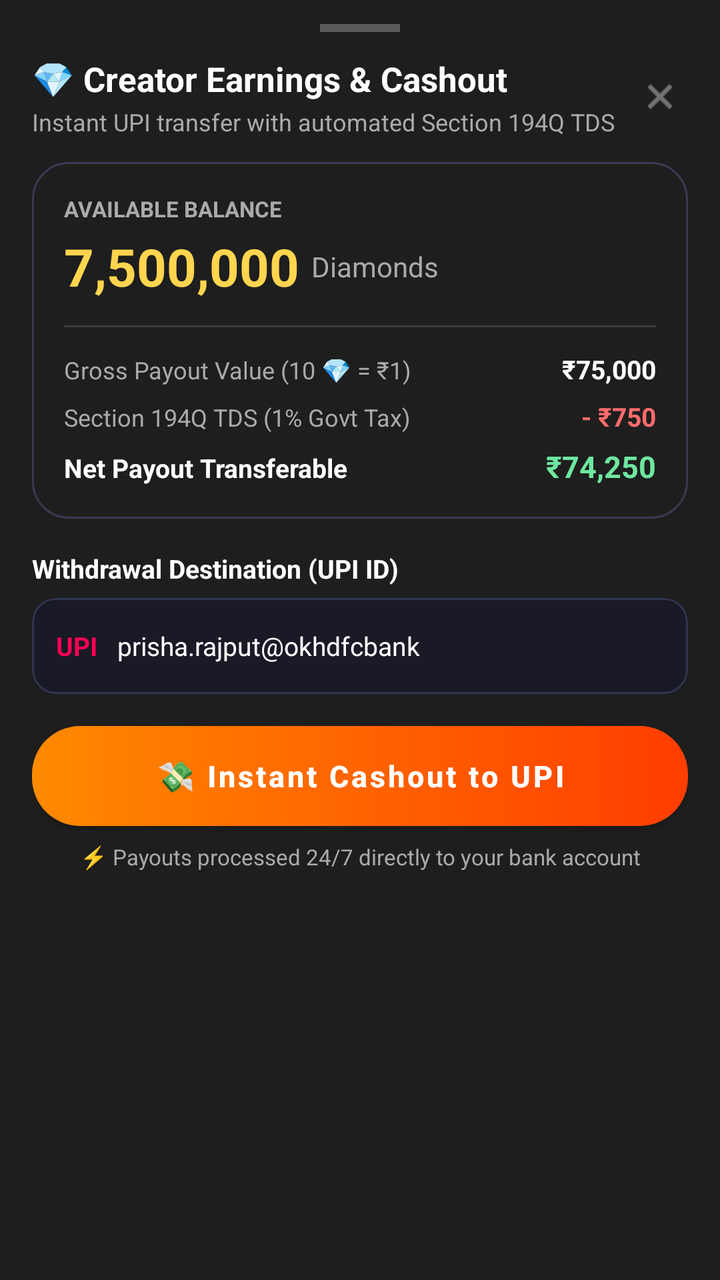
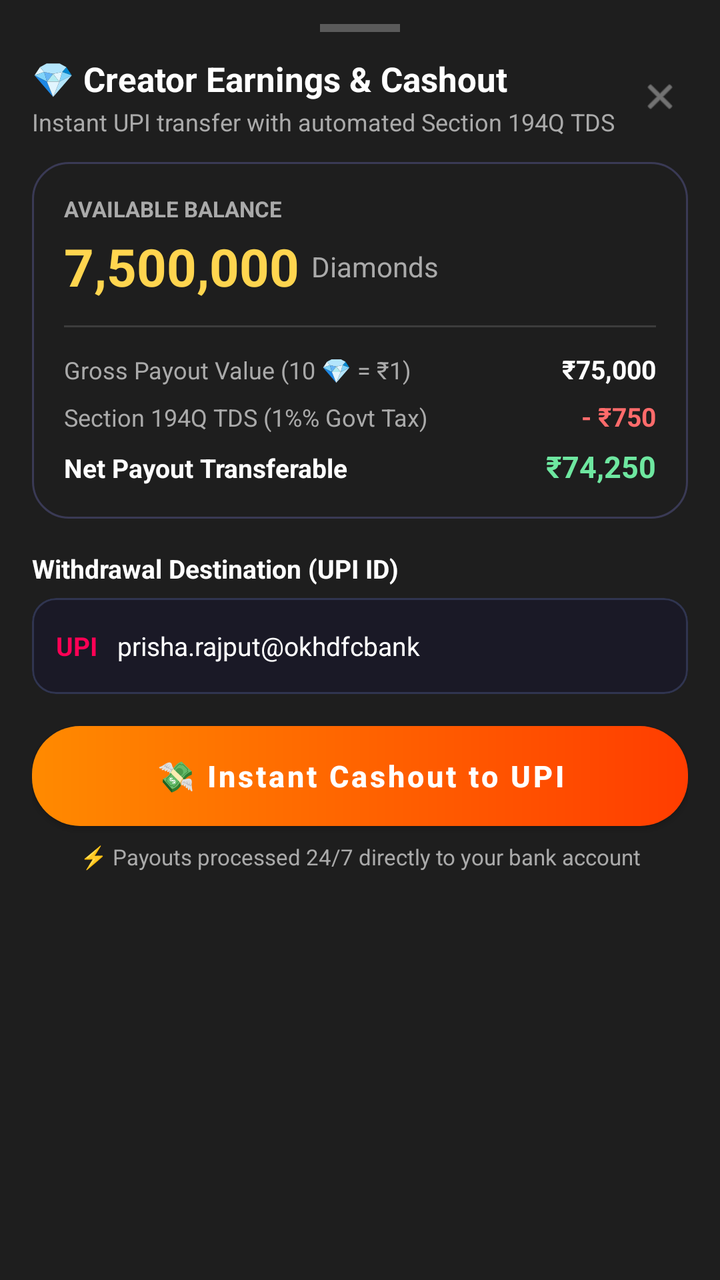

Screens rendered from an Android XML layout before and after an edit, with the pre-edit source and the edit as a unified diff.
<!-- AndroidManifest.xml: application theme Theme.UnrealStar -->
<!-- res/layout/sheet_earnings.xml -->
<?xml version="1.0" encoding="utf-8"?>
<LinearLayout xmlns:android="http://schemas.android.com/apk/res/android"
    xmlns:app="http://schemas.android.com/apk/res-auto"
    xmlns:tools="http://schemas.android.com/tools"
    android:layout_width="match_parent"
    android:layout_height="wrap_content"
    android:background="@color/surface_dark"
    android:orientation="vertical"
    android:paddingStart="16dp"
    android:paddingTop="12dp"
    android:paddingEnd="16dp"
    android:paddingBottom="24dp">

    
    <View
        android:layout_width="40dp"
        android:layout_height="4dp"
        android:layout_gravity="center_horizontal"
        android:layout_marginBottom="12dp"
        android:background="#44FFFFFF" />

    
    <RelativeLayout
        android:layout_width="match_parent"
        android:layout_height="wrap_content"
        android:layout_marginBottom="12dp">

        <LinearLayout
            android:layout_width="wrap_content"
            android:layout_height="wrap_content"
            android:layout_alignParentStart="true"
            android:layout_toStartOf="@id/btnCloseEarnings"
            android:orientation="vertical">

            <TextView
                android:layout_width="wrap_content"
                android:layout_height="wrap_content"
                android:text="💎 Creator Earnings &amp; Cashout"
                android:textColor="@color/text_white"
                android:textSize="17sp"
                android:textStyle="bold" />

            <TextView
                android:layout_width="wrap_content"
                android:layout_height="wrap_content"
                android:layout_marginTop="2dp"
                android:text="Instant UPI transfer with automated Section 194Q TDS"
                android:textColor="@color/text_muted"
                android:textSize="12sp" />
        </LinearLayout>

        <ImageView
            android:id="@+id/btnCloseEarnings"
            android:layout_width="28dp"
            android:layout_height="28dp"
            android:layout_alignParentEnd="true"
            android:layout_centerVertical="true"
            android:background="?attr/selectableItemBackgroundBorderless"
            android:contentDescription="Close"
            android:padding="4dp"
            android:src="@android:drawable/ic_menu_close_clear_cancel"
            app:tint="@color/text_muted" />
    </RelativeLayout>

    
    <LinearLayout
        android:layout_width="match_parent"
        android:layout_height="wrap_content"
        android:background="@drawable/bg_me_pill_outline"
        android:orientation="vertical"
        android:padding="16dp">

        <TextView
            android:layout_width="wrap_content"
            android:layout_height="wrap_content"
            android:text="AVAILABLE BALANCE"
            android:textColor="@color/text_muted"
            android:textSize="11sp"
            android:textStyle="bold" />

        <LinearLayout
            android:layout_width="match_parent"
            android:layout_height="wrap_content"
            android:layout_marginTop="4dp"
            android:gravity="center_vertical"
            android:orientation="horizontal">

            <TextView
                android:id="@+id/tvEarningsDiamonds"
                android:layout_width="wrap_content"
                android:layout_height="wrap_content"
                android:text="7,500,000"
                android:textColor="@color/level_gold"
                android:textSize="26sp"
                android:textStyle="bold" />

            <TextView
                android:layout_width="wrap_content"
                android:layout_height="wrap_content"
                android:layout_marginStart="6dp"
                android:text="Diamonds"
                android:textColor="@color/text_muted"
                android:textSize="14sp" />
        </LinearLayout>

        <View
            android:layout_width="match_parent"
            android:layout_height="1dp"
            android:layout_marginVertical="12dp"
            android:background="#22FFFFFF" />

        
        <LinearLayout
            android:layout_width="match_parent"
            android:layout_height="wrap_content"
            android:orientation="horizontal">

            <TextView
                android:layout_width="0dp"
                android:layout_height="wrap_content"
                android:layout_weight="1"
                android:text="Gross Payout Value (10 💎 = ₹1)"
                android:textColor="@color/text_muted"
                android:textSize="12sp" />

            <TextView
                android:id="@+id/tvGrossInr"
                android:layout_width="wrap_content"
                android:layout_height="wrap_content"
                android:text="₹75,000"
                android:textColor="@color/text_white"
                android:textSize="13sp"
                android:textStyle="bold" />
        </LinearLayout>

        <LinearLayout
            android:layout_width="match_parent"
            android:layout_height="wrap_content"
            android:layout_marginTop="6dp"
            android:orientation="horizontal">

            <TextView
                android:layout_width="0dp"
                android:layout_height="wrap_content"
                android:layout_weight="1"
                android:text="Section 194Q TDS (1% Govt Tax)"
                android:textColor="@color/text_muted"
                android:textSize="12sp" />

            <TextView
                android:id="@+id/tvTdsInr"
                android:layout_width="wrap_content"
                android:layout_height="wrap_content"
                android:text="- ₹750"
                android:textColor="#FF6B6B"
                android:textSize="13sp"
                android:textStyle="bold" />
        </LinearLayout>

        <LinearLayout
            android:layout_width="match_parent"
            android:layout_height="wrap_content"
            android:layout_marginTop="6dp"
            android:orientation="horizontal">

            <TextView
                android:layout_width="0dp"
                android:layout_height="wrap_content"
                android:layout_weight="1"
                android:text="Net Payout Transferable"
                android:textColor="@color/text_white"
                android:textSize="13sp"
                android:textStyle="bold" />

            <TextView
                android:id="@+id/tvNetPayoutInr"
                android:layout_width="wrap_content"
                android:layout_height="wrap_content"
                android:text="₹74,250"
                android:textColor="@color/disclaimer_green"
                android:textSize="15sp"
                android:textStyle="bold" />
        </LinearLayout>
    </LinearLayout>

    
    <TextView
        android:layout_width="wrap_content"
        android:layout_height="wrap_content"
        android:layout_marginTop="16dp"
        android:layout_marginBottom="6dp"
        android:text="Withdrawal Destination (UPI ID)"
        android:textColor="@color/text_white"
        android:textSize="13sp"
        android:textStyle="bold" />

    <com.google.android.material.card.MaterialCardView
        android:layout_width="match_parent"
        android:layout_height="wrap_content"
        app:cardBackgroundColor="#1A1926"
        app:cardCornerRadius="12dp"
        app:cardElevation="0dp"
        app:strokeColor="#303550"
        app:strokeWidth="1dp">

        <LinearLayout
            android:layout_width="match_parent"
            android:layout_height="wrap_content"
            android:gravity="center_vertical"
            android:orientation="horizontal"
            android:paddingStart="12dp"
            android:paddingEnd="12dp">

            <TextView
                android:layout_width="wrap_content"
                android:layout_height="wrap_content"
                android:text="UPI"
                android:textColor="@color/primary"
                android:textSize="13sp"
                android:textStyle="bold" />

            <EditText
                android:id="@+id/etUpiAddress"
                android:layout_width="match_parent"
                android:layout_height="48dp"
                android:layout_marginStart="10dp"
                android:background="@null"
                android:hint="e.g. prisha@okhdfcbank"
                android:inputType="textEmailAddress"
                android:singleLine="true"
                android:text="prisha.rajput@okhdfcbank"
                android:textColor="@color/text_white"
                android:textColorHint="@color/text_muted"
                android:textSize="13sp" />
        </LinearLayout>
    </com.google.android.material.card.MaterialCardView>

    
    <com.google.android.material.button.MaterialButton
        android:id="@+id/btnWithdrawUpi"
        android:layout_width="match_parent"
        android:layout_height="50dp"
        android:layout_marginTop="16dp"
        android:background="@drawable/bg_btn_gradient_orange"
        android:text="💸 Instant Cashout to UPI"
        android:textAllCaps="false"
        android:textColor="@color/text_white"
        android:textSize="15sp"
        android:textStyle="bold"
        app:backgroundTint="@null" />

    <TextView
        android:id="@+id/tvPayoutStatusMsg"
        android:layout_width="match_parent"
        android:layout_height="wrap_content"
        android:layout_marginTop="8dp"
        android:gravity="center"
        android:text="⚡ Payouts processed 24/7 directly to your bank account"
        android:textColor="@color/text_muted"
        android:textSize="11sp" />

</LinearLayout>
<!-- resources referenced by this layout -->
<resources>
  <color name="disclaimer_green">#6EE7A0</color>
  <color name="level_gold">#FFD54F</color>
  <color name="primary">#FF0055</color>
  <color name="surface_dark">#1E1E1E</color>
  <color name="text_muted">#AAAAAA</color>
  <color name="text_white">#FFFFFF</color>
  <!-- drawable bg_btn_gradient_orange (drawable) -->
  <?xml version="1.0" encoding="utf-8"?>
  <shape xmlns:android="http://schemas.android.com/apk/res/android"
      android:shape="rectangle">
      <gradient
          android:angle="0"
          android:startColor="#FF8A00"
          android:endColor="#FF3D00"
          android:type="linear" />
      <corners android:radius="24dp" />
  </shape>
  <!-- drawable bg_me_pill_outline (drawable) -->
  <shape xmlns:android="http://schemas.android.com/apk/res/android" android:shape="rectangle">
      <solid android:color="#00000000"/>
      <stroke android:width="1dp" android:color="#3A3A55"/>
      <corners android:radius="18dp"/>
  </shape>
  <style name="Theme.UnrealStar" parent="Theme.MaterialComponents.DayNight.NoActionBar">
          <item name="colorPrimary">@color/primary</item>
          <item name="colorPrimaryVariant">@color/primary_variant</item>
          <item name="colorSecondary">@color/secondary</item>
          <item name="android:statusBarColor">@color/background_dark</item>
          <item name="android:navigationBarColor">@color/background_dark</item>
      </style>
  <color name="primary_variant">#D60047</color>
  <color name="secondary">#FFD700</color>
  <color name="background_dark">#121212</color>
</resources>

<!-- the commit's change to res/layout/sheet_earnings.xml (unified diff, before → after) -->
@@ -35,7 +35,7 @@
             <TextView
                 android:layout_width="wrap_content"
                 android:layout_height="wrap_content"
-                android:text="💎 Creator Earnings &amp; Cashout"
+                android:text="@string/creator_earnings_cashout"
                 android:textColor="@color/text_white"
                 android:textSize="17sp"
                 android:textStyle="bold" />
@@ -44,7 +44,7 @@
                 android:layout_width="wrap_content"
                 android:layout_height="wrap_content"
                 android:layout_marginTop="2dp"
-                android:text="Instant UPI transfer with automated Section 194Q TDS"
+                android:text="@string/instant_upi_transfer_with_automated"
                 android:textColor="@color/text_muted"
                 android:textSize="12sp" />
         </LinearLayout>
@@ -56,7 +56,7 @@
             android:layout_alignParentEnd="true"
             android:layout_centerVertical="true"
             android:background="?attr/selectableItemBackgroundBorderless"
-            android:contentDescription="Close"
+            android:contentDescription="@string/desc_close"
             android:padding="4dp"
             android:src="@android:drawable/ic_menu_close_clear_cancel"
             app:tint="@color/text_muted" />
@@ -73,7 +73,7 @@
         <TextView
             android:layout_width="wrap_content"
             android:layout_height="wrap_content"
-            android:text="AVAILABLE BALANCE"
+            android:text="@string/available_balance"
             android:textColor="@color/text_muted"
             android:textSize="11sp"
             android:textStyle="bold" />
@@ -89,7 +89,7 @@
                 android:id="@+id/tvEarningsDiamonds"
                 android:layout_width="wrap_content"
                 android:layout_height="wrap_content"
-                android:text="7,500,000"
+                android:text="@string/earnings_diamonds"
                 android:textColor="@color/level_gold"
                 android:textSize="26sp"
                 android:textStyle="bold" />
@@ -98,7 +98,7 @@
                 android:layout_width="wrap_content"
                 android:layout_height="wrap_content"
                 android:layout_marginStart="6dp"
-                android:text="Diamonds"
+                android:text="@string/me_diamonds"
                 android:textColor="@color/text_muted"
                 android:textSize="14sp" />
         </LinearLayout>
@@ -119,7 +119,7 @@
                 android:layout_width="0dp"
                 android:layout_height="wrap_content"
                 android:layout_weight="1"
-                android:text="Gross Payout Value (10 💎 = ₹1)"
+                android:text="@string/gross_payout_value_10_1"
                 android:textColor="@color/text_muted"
                 android:textSize="12sp" />
 
@@ -127,7 +127,7 @@
                 android:id="@+id/tvGrossInr"
                 android:layout_width="wrap_content"
                 android:layout_height="wrap_content"
-                android:text="₹75,000"
+                android:text="@string/gross_inr"
                 android:textColor="@color/text_white"
                 android:textSize="13sp"
                 android:textStyle="bold" />
@@ -143,7 +143,7 @@
                 android:layout_width="0dp"
                 android:layout_height="wrap_content"
                 android:layout_weight="1"
-                android:text="Section 194Q TDS (1% Govt Tax)"
+                android:text="@string/section_194_q_tds_1_govt"
                 android:textColor="@color/text_muted"
                 android:textSize="12sp" />
 
@@ -151,7 +151,7 @@
                 android:id="@+id/tvTdsInr"
                 android:layout_width="wrap_content"
                 android:layout_height="wrap_content"
-                android:text="- ₹750"
+                android:text="@string/tds_inr"
                 android:textColor="#FF6B6B"
                 android:textSize="13sp"
                 android:textStyle="bold" />
@@ -167,7 +167,7 @@
                 android:layout_width="0dp"
                 android:layout_height="wrap_content"
                 android:layout_weight="1"
-                android:text="Net Payout Transferable"
+                android:text="@string/net_payout_transferable"
                 android:textColor="@color/text_white"
                 android:textSize="13sp"
                 android:textStyle="bold" />
@@ -176,7 +176,7 @@
                 android:id="@+id/tvNetPayoutInr"
                 android:layout_width="wrap_content"
                 android:layout_height="wrap_content"
-                android:text="₹74,250"
+                android:text="@string/net_payout_inr"
                 android:textColor="@color/disclaimer_green"
                 android:textSize="15sp"
                 android:textStyle="bold" />
@@ -189,7 +189,7 @@
         android:layout_height="wrap_content"
         android:layout_marginTop="16dp"
         android:layout_marginBottom="6dp"
-        android:text="Withdrawal Destination (UPI ID)"
+        android:text="@string/withdrawal_destination_upi_id"
         android:textColor="@color/text_white"
         android:textSize="13sp"
         android:textStyle="bold" />
@@ -214,7 +214,7 @@
             <TextView
                 android:layout_width="wrap_content"
                 android:layout_height="wrap_content"
-                android:text="UPI"
+                android:text="@string/upi"
                 android:textColor="@color/primary"
                 android:textSize="13sp"
                 android:textStyle="bold" />
@@ -225,13 +225,14 @@
                 android:layout_height="48dp"
                 android:layout_marginStart="10dp"
                 android:background="@null"
-                android:hint="e.g. prisha@okhdfcbank"
+                android:hint="@string/earnings_upi_hint"
                 android:inputType="textEmailAddress"
                 android:singleLine="true"
-                android:text="prisha.rajput@okhdfcbank"
+                android:text="@string/upi_address"
                 android:textColor="@color/text_white"
                 android:textColorHint="@color/text_muted"
-                android:textSize="13sp" />
+                android:textSize="13sp"
+                android:importantForAutofill="no" />
         </LinearLayout>
     </com.google.android.material.card.MaterialCardView>
 
@@ -242,7 +243,7 @@
         android:layout_height="50dp"
         android:layout_marginTop="16dp"
         android:background="@drawable/bg_btn_gradient_orange"
-        android:text="💸 Instant Cashout to UPI"
+        android:text="@string/withdraw_upi"
         android:textAllCaps="false"
         android:textColor="@color/text_white"
         android:textSize="15sp"
@@ -255,7 +256,7 @@
         android:layout_height="wrap_content"
         android:layout_marginTop="8dp"
         android:gravity="center"
-        android:text="⚡ Payouts processed 24/7 directly to your bank account"
+        android:text="@string/payout_status_msg"
         android:textColor="@color/text_muted"
         android:textSize="11sp" />
 
<!-- resource entries referenced after the edit -->
@@ -23,10 +23,30 @@
       <stroke android:width="1dp" android:color="#3A3A55"/>
       <corners android:radius="18dp"/>
   </shape>
+  <string name="available_balance">AVAILABLE BALANCE</string>
+  <string name="creator_earnings_cashout">💎 Creator Earnings &amp; Cashout</string>
+  <string name="desc_close">Close</string>
+  <string name="earnings_diamonds">7,500,000</string>
+  <string name="earnings_upi_hint">e.g. prisha@okhdfcbank</string>
+  <string name="gross_inr">₹75,000</string>
+  <string name="gross_payout_value_10_1">Gross Payout Value (10 💎 = ₹1)</string>
+  <string name="instant_upi_transfer_with_automated">Instant UPI transfer with automated Section 194Q TDS</string>
+  <string name="me_diamonds">Diamonds</string>
+  <string name="net_payout_inr">₹74,250</string>
+  <string name="net_payout_transferable">Net Payout Transferable</string>
+  <string name="payout_status_msg">⚡ Payouts processed 24/7 directly to your bank account</string>
+  <string name="section_194_q_tds_1_govt">Section 194Q TDS (1%% Govt Tax)</string>
+  <string name="tds_inr">- ₹750</string>
+  <string name="upi">UPI</string>
+  <string name="upi_address">prisha.rajput@okhdfcbank</string>
+  <string name="withdraw_upi">💸 Instant Cashout to UPI</string>
+  <string name="withdrawal_destination_upi_id">Withdrawal Destination (UPI ID)</string>
   <style name="Theme.UnrealStar" parent="Theme.MaterialComponents.DayNight.NoActionBar">
           <item name="colorPrimary">@color/primary</item>
           <item name="colorPrimaryVariant">@color/primary_variant</item>
           <item name="colorSecondary">@color/secondary</item>
+          
+          <item name="android:windowBackground">@color/background_dark</item>
           <item name="android:statusBarColor">@color/background_dark</item>
           <item name="android:navigationBarColor">@color/background_dark</item>
       </style>
